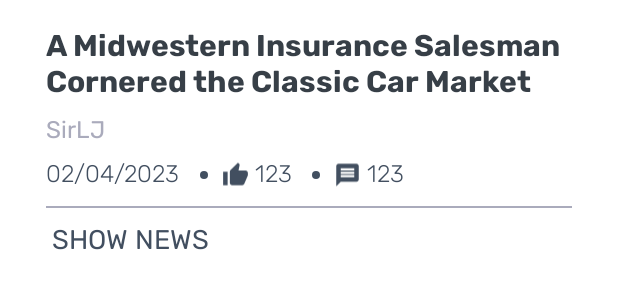
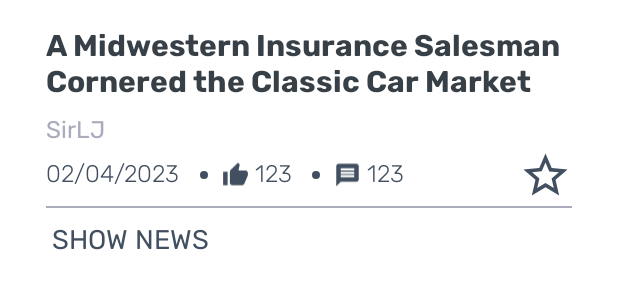
Before and after one commit to edodichiara/HackerNewsApp, an Android app: the layout story_item.xml on its own in the app's theme, with its tools: preview values and no code run, on a phone screen of 412 x 824 dp. Shown: the top 300 px of the screen. Run offline under Robolectric (Android 15) with nearby library versions, the phone set to English and light mode, and no system bars.

Commit message:
Adde star Toggle Button

```diff
--- a/app/src/main/res/drawable/baseline_star_24.xml
+++ b/app/src/main/res/drawable/baseline_star_24.xml
@@ -1,4 +1,4 @@
-<vector android:height="24dp" android:tint="#000000"
+<vector android:height="24dp" android:tint="@color/my_blue_grey"
     android:viewportHeight="24" android:viewportWidth="24"
     android:width="24dp" xmlns:android="http://schemas.android.com/apk/res/android">
     <path android:fillColor="@android:color/white" android:pathData="M12,17.27L18.18,21l-1.64,-7.03L22,9.24l-7.19,-0.61L12,2 9.19,8.63 2,9.24l5.46,4.73L5.82,21z"/>
--- /dev/null
+++ b/app/src/main/res/drawable/baseline_star_outline_24.xml
@@ -0,0 +1,5 @@
+<vector android:height="24dp" android:tint="@color/my_blue_grey"
+    android:viewportHeight="24" android:viewportWidth="24"
+    android:width="24dp" xmlns:android="http://schemas.android.com/apk/res/android">
+    <path android:fillColor="@android:color/white" android:pathData="M22,9.24l-7.19,-0.62L12,2 9.19,8.63 2,9.24l5.46,4.73L5.82,21 12,17.27 18.18,21l-1.63,-7.03L22,9.24zM12,15.4l-3.76,2.27 1,-4.28 -3.32,-2.88 4.38,-0.38L12,6.1l1.71,4.04 4.38,0.38 -3.32,2.88 1,4.28L12,15.4z"/>
+</vector>
--- /dev/null
+++ b/app/src/main/res/drawable/toggle_button_selector.xml
@@ -0,0 +1,5 @@
+<?xml version="1.0" encoding="utf-8"?>
+<selector xmlns:android="http://schemas.android.com/apk/res/android">
+    <item android:drawable="@drawable/baseline_star_24" android:state_checked="true" />
+    <item android:drawable="@drawable/baseline_star_outline_24" />
+</selector>
--- a/app/src/main/res/layout/story_item.xml
+++ b/app/src/main/res/layout/story_item.xml
@@ -148,6 +148,16 @@
                 android:fontFamily="@font/rubik"
                 android:textColor="@color/my_blue_grey"/>
 
+            <ToggleButton
+                android:layout_width="35dp"
+                android:layout_height="35dp"
+                android:background="@drawable/toggle_button_selector"
+                app:layout_constraintTop_toTopOf="@id/date"
+                app:layout_constraintBottom_toBottomOf="@id/date"
+                app:layout_constraintEnd_toEndOf="parent"
+                android:textOff=""
+                android:textOn="" />
+
         </androidx.constraintlayout.widget.ConstraintLayout>
     </com.google.android.material.card.MaterialCardView>
 
```
